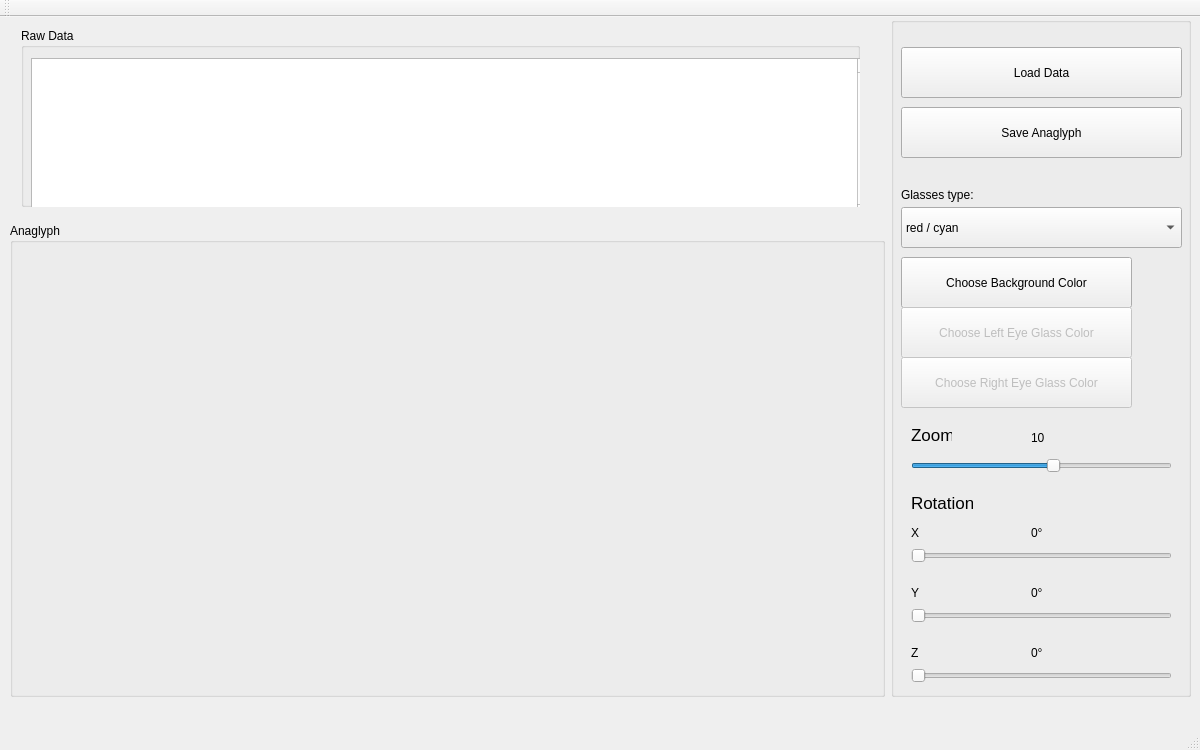
wrutkowski/Qt-Anaglyph, file Qt-Anaglyph/mainwindow.ui: the form before one commit.
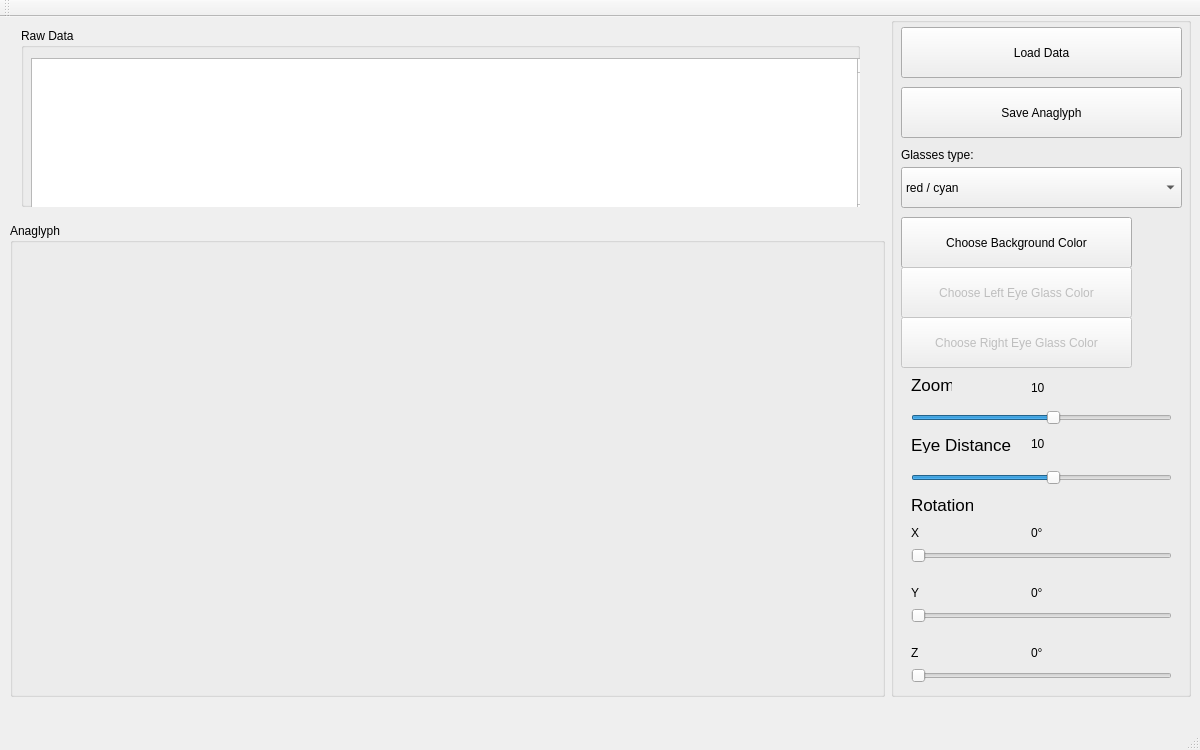
The form after the commit.

Commit message: eye distance slider

```diff
--- a/Qt-Anaglyph/mainwindow.ui
+++ b/Qt-Anaglyph/mainwindow.ui
@@ -171,7 +171,7 @@
         <property name="geometry">
          <rect>
           <x>10</x>
-          <y>30</y>
+          <y>10</y>
           <width>281</width>
           <height>51</height>
          </rect>
@@ -184,7 +184,7 @@
         <property name="geometry">
          <rect>
           <x>10</x>
-          <y>190</y>
+          <y>150</y>
           <width>281</width>
           <height>41</height>
          </rect>
@@ -217,7 +217,7 @@
         <property name="geometry">
          <rect>
           <x>10</x>
-          <y>170</y>
+          <y>130</y>
           <width>101</width>
           <height>16</height>
          </rect>
@@ -233,7 +233,7 @@
         <property name="geometry">
          <rect>
           <x>10</x>
-          <y>240</y>
+          <y>200</y>
           <width>231</width>
           <height>51</height>
          </rect>
@@ -316,7 +316,7 @@
         <property name="geometry">
          <rect>
           <x>250</x>
-          <y>250</y>
+          <y>210</y>
           <width>31</width>
           <height>31</height>
          </rect>
@@ -364,7 +364,7 @@
         <property name="geometry">
          <rect>
           <x>20</x>
-          <y>478</y>
+          <y>480</y>
           <width>62</width>
           <height>16</height>
          </rect>
@@ -430,7 +430,7 @@
         <property name="geometry">
          <rect>
           <x>10</x>
-          <y>90</y>
+          <y>70</y>
           <width>281</width>
           <height>51</height>
          </rect>
@@ -446,7 +446,7 @@
         <property name="geometry">
          <rect>
           <x>250</x>
-          <y>300</y>
+          <y>260</y>
           <width>31</width>
           <height>31</height>
          </rect>
@@ -462,7 +462,7 @@
         <property name="geometry">
          <rect>
           <x>10</x>
-          <y>290</y>
+          <y>250</y>
           <width>231</width>
           <height>51</height>
          </rect>
@@ -478,7 +478,7 @@
         <property name="geometry">
          <rect>
           <x>250</x>
-          <y>350</y>
+          <y>310</y>
           <width>31</width>
           <height>31</height>
          </rect>
@@ -494,7 +494,7 @@
         <property name="geometry">
          <rect>
           <x>10</x>
-          <y>340</y>
+          <y>300</y>
           <width>231</width>
           <height>51</height>
          </rect>
@@ -507,7 +507,7 @@
         <property name="geometry">
          <rect>
           <x>20</x>
-          <y>438</y>
+          <y>390</y>
           <width>261</width>
           <height>22</height>
          </rect>
@@ -529,7 +529,7 @@
         <property name="geometry">
          <rect>
           <x>20</x>
-          <y>410</y>
+          <y>360</y>
           <width>41</width>
           <height>16</height>
          </rect>
@@ -547,7 +547,7 @@
         <property name="geometry">
          <rect>
           <x>140</x>
-          <y>410</y>
+          <y>360</y>
           <width>21</width>
           <height>21</height>
          </rect>
@@ -556,6 +556,59 @@
          <string>10</string>
         </property>
        </widget>
+       <widget class="QLabel" name="label_3">
+        <property name="geometry">
+         <rect>
+          <x>20</x>
+          <y>420</y>
+          <width>101</width>
+          <height>16</height>
+         </rect>
+        </property>
+        <property name="font">
+         <font>
+          <pointsize>13</pointsize>
+         </font>
+        </property>
+        <property name="text">
+         <string>Eye Distance</string>
+        </property>
+       </widget>
+       <widget class="QSlider" name="horizontalSlider_2">
+        <property name="geometry">
+         <rect>
+          <x>20</x>
+          <y>450</y>
+          <width>261</width>
+          <height>22</height>
+         </rect>
+        </property>
+        <property name="minimum">
+         <number>-100</number>
+        </property>
+        <property name="maximum">
+         <number>100</number>
+        </property>
+        <property name="value">
+         <number>10</number>
+        </property>
+        <property name="orientation">
+         <enum>Qt::Horizontal</enum>
+        </property>
+       </widget>
+       <widget class="QLabel" name="labelEye">
+        <property name="geometry">
+         <rect>
+          <x>140</x>
+          <y>420</y>
+          <width>46</width>
+          <height>13</height>
+         </rect>
+        </property>
+        <property name="text">
+         <string>10</string>
+        </property>
+       </widget>
       </widget>
      </item>
     </layout>
```
Left out of the diff: 2 changed lines with no effect on the pictures. The commit also changes 3 other files.
